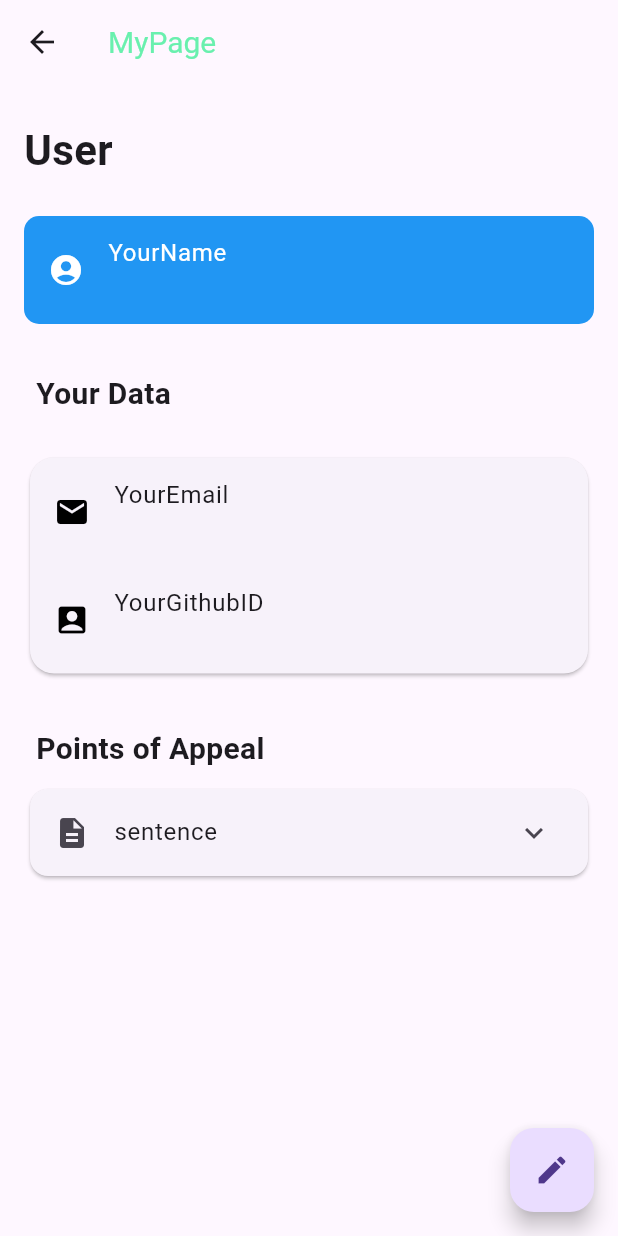
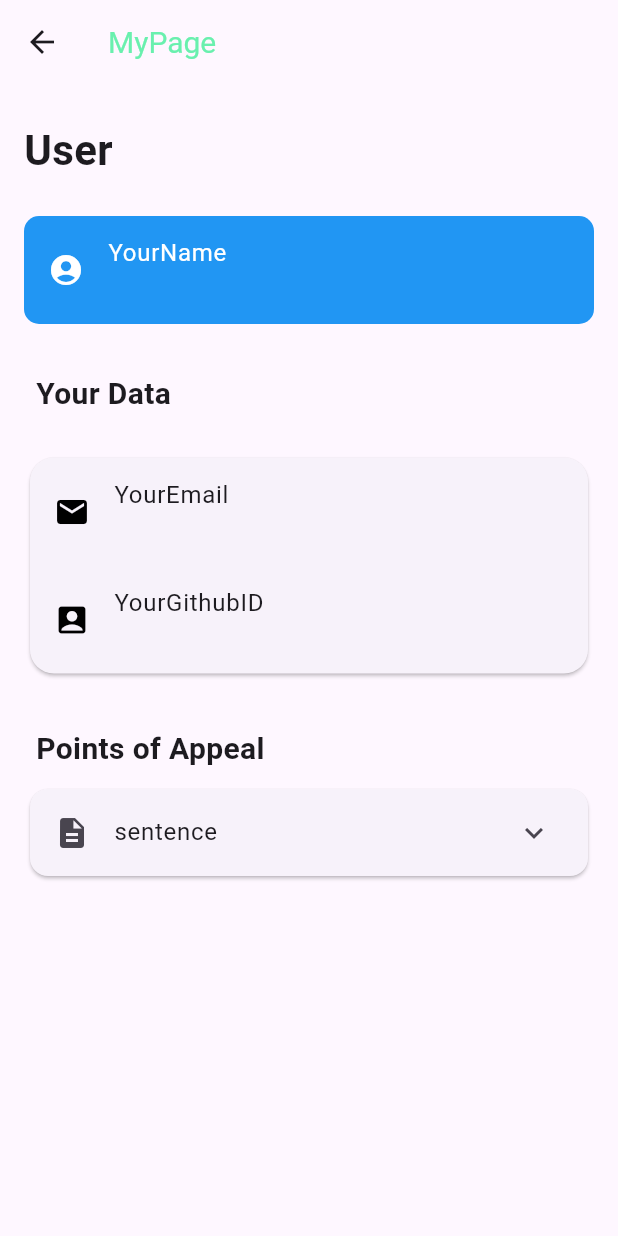
Before and after one commit to Ry8Sg2i/counter_offer, a Flutter app: the AnotherUser screen opened by its route, on a phone screen of 412 x 824 dp. Run offline on Flutter 3.47's test engine with Material 3 defaults, Android fonts, the light colour scheme and no system bars; our stand-ins replace cloud_firestore, firebase_auth, firebase_core, flutter_riverpod, freezed_annotation, go_router and 1 more; accounts and stored records are empty; generated files the repository leaves out were written again.

Commit message:
不要な画面遷移を削除

```diff
--- a/lib/src/screen/register/anotheruser.dart
+++ b/lib/src/screen/register/anotheruser.dart
@@ -3,7 +3,6 @@ import 'package:flutter/material.dart';
 import 'package:firebase_auth/firebase_auth.dart';
 import 'package:flutter_riverpod/flutter_riverpod.dart';
 import 'package:counterofferv1/provider/river1.dart';
-import 'package:go_router/go_router.dart';
 
 class _Header extends StatelessWidget {
   final String title;
@@ -251,12 +250,6 @@ class AnotherUser extends ConsumerWidget {
           ),
         ),
       ),
-      floatingActionButton: FloatingActionButton(
-        child: const Icon(Icons.edit),
-        onPressed: () {
-          GoRouter.of(context).go('/account/addaccount');
-        },
-      ),
     );
   }
 }
```
